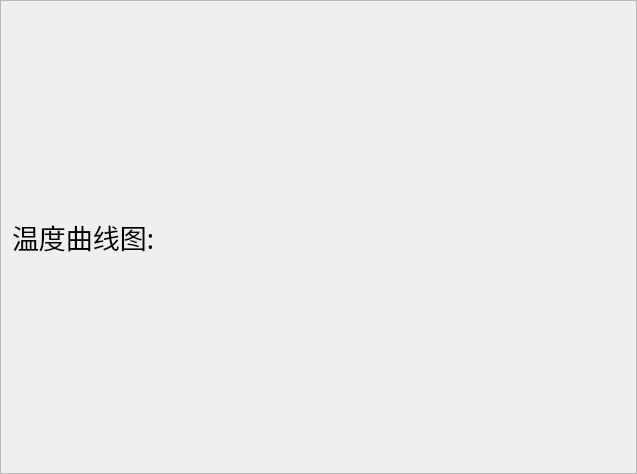
Old version of the form hfIIMS/src/hftemperature.ui in the repository lijingping/hfIIMS.
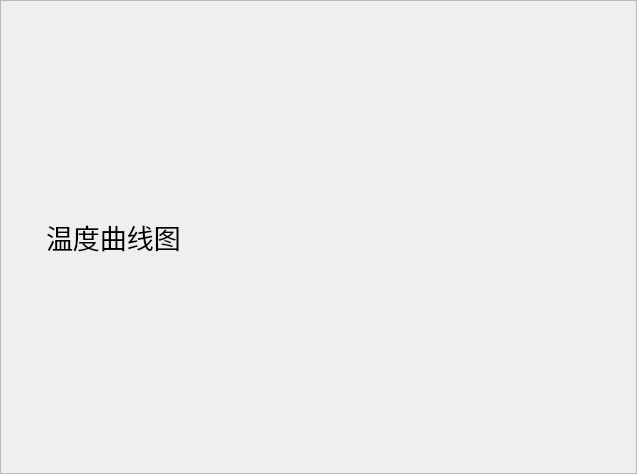
New version of the form.

Diff of the .ui file:
```diff
--- a/hfIIMS/src/hftemperature.ui
+++ b/hfIIMS/src/hftemperature.ui
@@ -21,9 +21,36 @@
   </property>
   <layout class="QVBoxLayout" name="verticalLayout_2">
    <item>
-    <layout class="QVBoxLayout" name="verticalLayout" stretch="1">
+    <layout class="QVBoxLayout" name="verticalLayout" stretch="0">
+     <item>
+      <layout class="QHBoxLayout" name="horizontalLayout">
+       <item>
+        <widget class="QLabel" name="temperature_icon">
+         <property name="minimumSize">
+          <size>
+           <width>28</width>
+           <height>50</height>
+          </size>
+         </property>
+         <property name="maximumSize">
+          <size>
+           <width>28</width>
+           <height>16777215</height>
+          </size>
+         </property>
+         <property name="text">
+          <string/>
+         </property>
+        </widget>
+       </item>
      <item>
       <widget class="QLabel" name="label_hint_temperature">
+         <property name="maximumSize">
+          <size>
+           <width>16777215</width>
+           <height>16777215</height>
+          </size>
+         </property>
        <property name="font">
         <font>
          <family>黑体</family>
@@ -31,9 +58,30 @@
         </font>
        </property>
        <property name="text">
-        <string>温度曲线图:</string>
-       </property>
-      </widget>
+          <string>温度曲线图</string>
+         </property>
+        </widget>
+       </item>
+       <item>
+        <widget class="QLabel" name="set">
+         <property name="minimumSize">
+          <size>
+           <width>35</width>
+           <height>33</height>
+          </size>
+         </property>
+         <property name="maximumSize">
+          <size>
+           <width>35</width>
+           <height>33</height>
+          </size>
+         </property>
+         <property name="text">
+          <string/>
+         </property>
+        </widget>
+       </item>
+      </layout>
      </item>
     </layout>
    </item>
```
Lines whose indentation alone changed are shown as unchanged.
